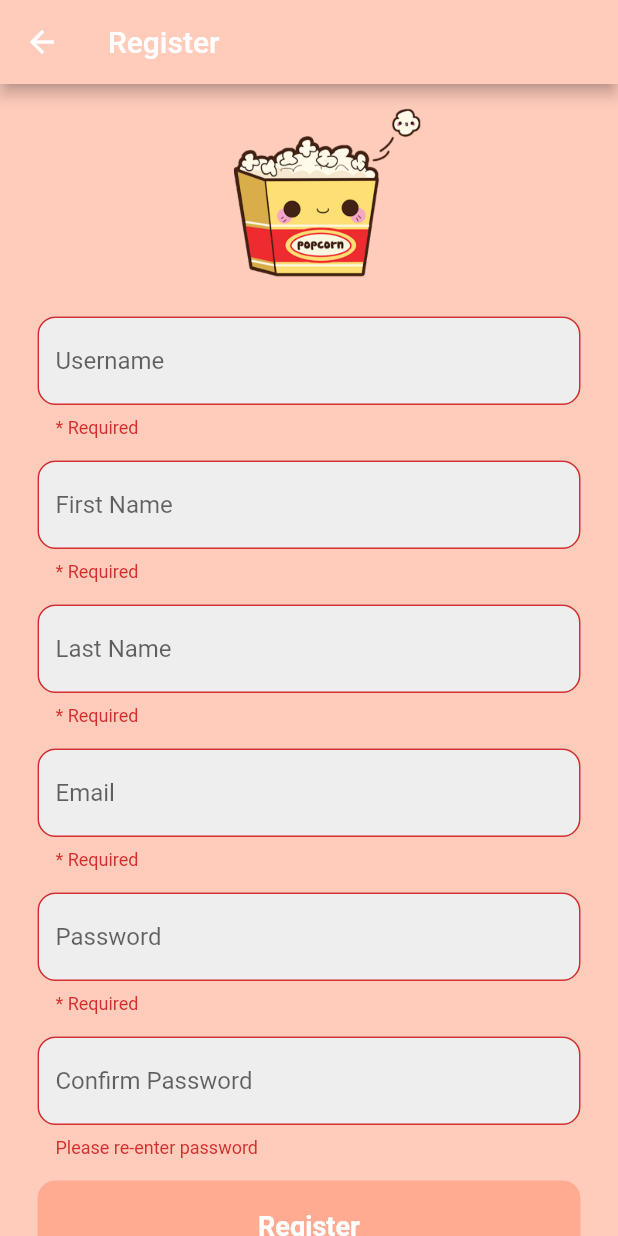
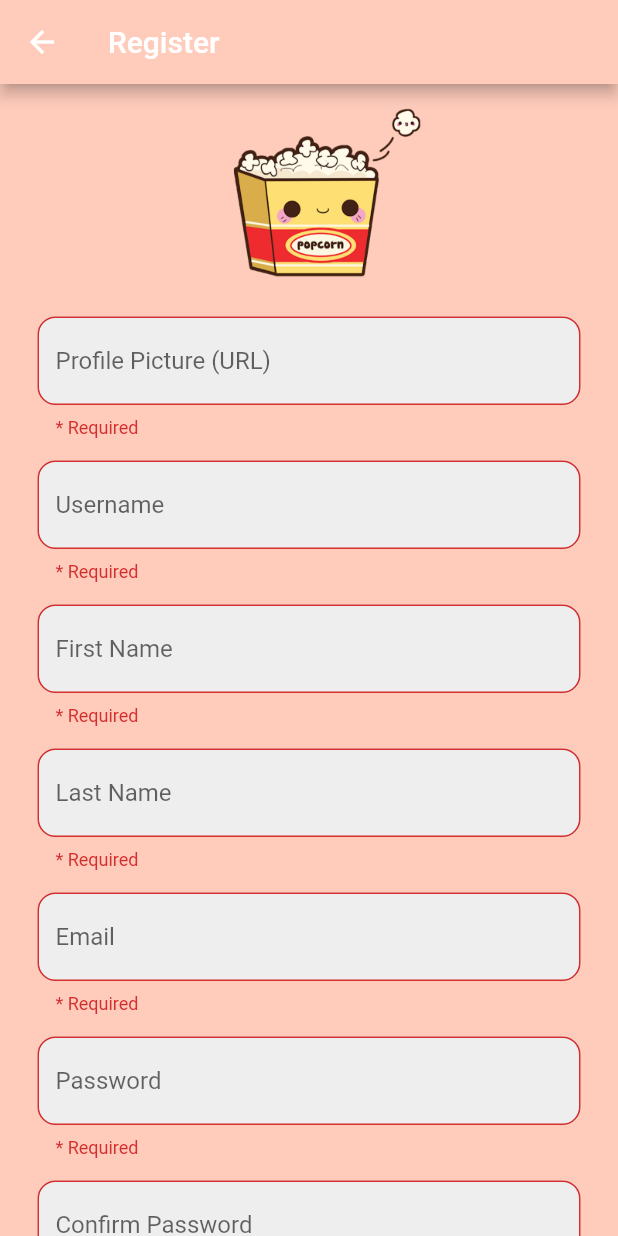
Before and after one commit to RyuukoShiro/PopWatch, a Flutter app: the RegisterScreen screen opened directly with empty values, after a tap on "Register", on a phone screen of 412 x 824 dp. Run offline on Flutter 3.47's test engine with Material 2 defaults, Android fonts, the light colour scheme and no system bars; our stand-ins replace cloud_firestore, firebase_auth, firebase_core, form_field_validator, youtube_player_flutter; accounts and stored records are empty.

Commit message:
5/8/2022 5:05 am Firstore add to favourites, remove from favourites, add user to database and fixed profile details showing and it shows username, also did add comment to firestore but unable to delete.

```diff
--- a/lib/main_with_user.dart
+++ b/lib/main_with_user.dart
@@ -28,7 +28,7 @@ class MyApp extends StatelessWidget {
     return MultiProvider(providers: [
       ChangeNotifierProvider<MovieShowProvider>(create: (context) => MovieShowProvider()),
       ChangeNotifierProvider<FavouritesListProvider>(create: (context) => FavouritesListProvider()),
-      ChangeNotifierProvider<CommentsList>(create: (context) => CommentsList()),
+      ChangeNotifierProvider<CommentsListProvider>(create: (context) => CommentsListProvider()),
     ],
       child: ValueListenableBuilder<ThemeMode>(
         valueListenable: themeNotifier,
--- a/lib/models/comments.dart
+++ b/lib/models/comments.dart
@@ -1,12 +1,21 @@
 class Comments{
 
+  String id;
   String movieTitle;
   String profileicon;
   String username;
   String description;
 
   Comments( {
-    required this.movieTitle ,required this.profileicon, required this.username, required this.description,
+    required this.id, required this.movieTitle ,required this.profileicon, required this.username, required this.description,
 });
 
+  factory Comments.fromMap(Map<String, dynamic> snapshot, String id) => Comments(
+    id: id,
+    movieTitle: snapshot['movieTitle'],
+    profileicon: snapshot['profileicon'],
+    username: snapshot['username'],
+    description: snapshot['description'],
+  );
+
 }
--- /dev/null
+++ b/lib/models/users.dart
@@ -0,0 +1,33 @@
+class Users {
+
+  String id;
+  String profilepicture;
+  String username;
+  String email;
+  String firstname;
+  String lastname;
+  String password;
+
+  Users({
+    required this.id,
+    required this.profilepicture,
+    required this.username,
+    required this.email,
+    required this.firstname,
+    required this.lastname,
+    required this.password,
+
+});
+
+  factory Users.fromMap(Map<String, dynamic> snapshot, String id) => Users(
+      id: id,
+      profilepicture: snapshot['profilepicture'],
+      username: snapshot['username'] ?? '',
+      email: snapshot['email'] ?? '',
+      firstname: snapshot['firstname'] ?? '',
+      lastname: snapshot['lastname'] ?? '',
+      password: snapshot['password'] ?? '',
+  );
+
+
+}
--- a/lib/screens/register_screen.dart
+++ b/lib/screens/register_screen.dart
@@ -22,6 +22,7 @@ class _RegisterScreenState extends State<RegisterScreen> {
   final TextEditingController username = TextEditingController();
   final TextEditingController firstname = TextEditingController();
   final TextEditingController lastname = TextEditingController();
+  final TextEditingController profilepicture = TextEditingController();
 
   // check if there is any values in the validation
   void validate(){
@@ -41,6 +42,7 @@ class _RegisterScreenState extends State<RegisterScreen> {
     username.dispose();
     firstname.dispose();
     lastname.dispose();
+    profilepicture.dispose();
     super.dispose();
   }
 
@@ -57,18 +59,20 @@ class _RegisterScreenState extends State<RegisterScreen> {
           email.text.trim(),
           username.text.trim(),
           firstname.text.trim(),
-          lastname.text.trim()
+          lastname.text.trim(),
+          profilepicture.text.trim(),
       );
     }
   }
 
   Future addUserDetailsToFireStore(
-      String email, String username, String firstname, String lastname) async{
+      String email, String username, String firstname, String lastname, String profilepicture) async{
     await FirebaseFirestore.instance.collection('users').add({
       'email': email,
       'username': username,
       'firstname': firstname,
       'lastname': lastname,
+      'profilepicture': profilepicture,
     });
   }
 
@@ -100,6 +104,24 @@ class _RegisterScreenState extends State<RegisterScreen> {
                     width: 175.0,
                   ),
                   SizedBox(height: 5),
+                  Padding(
+                    padding: const EdgeInsets.symmetric(horizontal: 25.0),
+                    child: Container(
+                      child: TextFormField(
+                        validator: MultiValidator([
+                          RequiredValidator(errorText: "* Required"),
+                        ]),
+                        controller: profilepicture,
+                        decoration: InputDecoration(
+                          border: OutlineInputBorder(borderRadius: BorderRadius.circular(12)),
+                          filled: true,
+                          fillColor: Colors.grey[200],
+                          hintText: 'Profile Picture (URL)',
+                        ),
+                      ),
+                    ),
+                  ),
+                  SizedBox(height: 15),
                   Padding(
                     padding: const EdgeInsets.symmetric(horizontal: 25.0),
                     child: Container(
```
Also changed, not shown: lib/details/media_body.dart (+26 -3 lines), lib/lists/comments_list.dart (+24 -2 lines), lib/lists/favourites_list.dart (+21 -23 lines), lib/lists/user_list.dart (added, +30 -0 lines), lib/main.dart (+5 -2 lines), lib/screens/addcomment.dart (+8 -3 lines), lib/screens/editcomment.dart (+4 -3 lines), lib/screens/favourites_screen.dart (+11 -0 lines), lib/screens/profile_screen.dart (+17 -7 lines), lib/services/firestore_service.dart (+68 -5 lines), lib/widgets/comments_listview.dart (+6 -4 lines).
